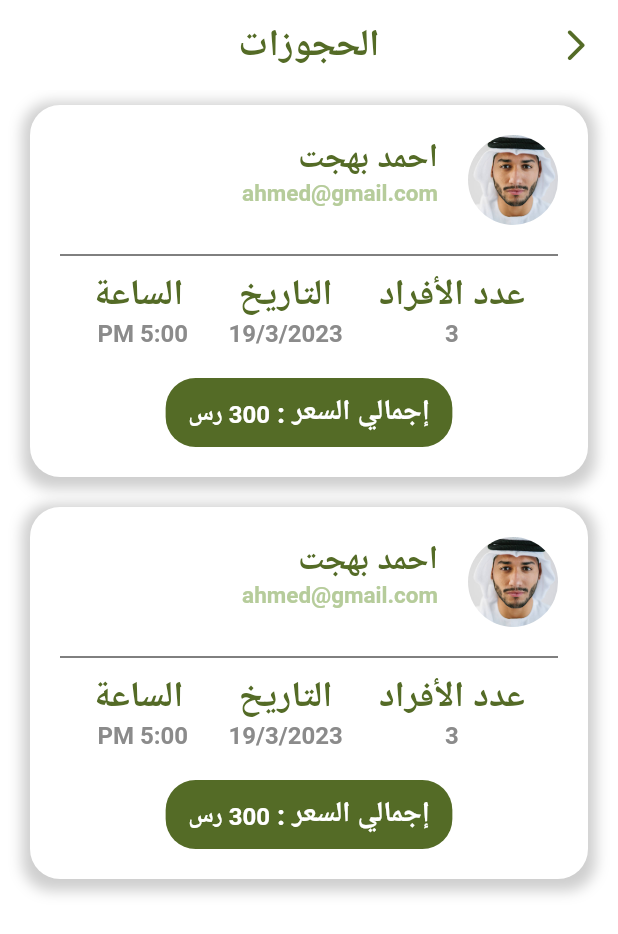
After one commit to EbrahimMShaaban/visit_medina, a Flutter app: the BookingScreen screen opened directly, on a phone screen of 412 x 824 dp. The commit adds this screen. Shown: the top 934 px of the screen. Run offline on Flutter 3.47's test engine with Material 2 defaults, Android fonts, the phone set to English and light mode, and no system bars; our stand-ins replace awesome_dialog, flutter_bloc, flutter_slider_drawer, smooth_page_indicator.

Commit message:
booking screen

```diff
--- /dev/null
+++ b/lib/features/Owner/Home/booking_item.dart
@@ -0,0 +1,191 @@
+import 'package:flutter/material.dart';
+
+import '../../../shared/components/components.dart';
+import '../../../shared/styles/colors.dart';
+import '../../../shared/styles/images.dart';
+import '../../../shared/styles/styles.dart';
+
+class BookingItem extends StatefulWidget {
+  const BookingItem({Key? key}) : super(key: key);
+
+  @override
+  State<BookingItem> createState() => _BookingItemState();
+}
+
+class _BookingItemState extends State<BookingItem> {
+  @override
+  TextEditingController controller = TextEditingController();
+
+  Widget build(BuildContext context) {
+    return Container(
+      width: MediaQuery.of(context).size.width,
+      // height: 400,
+      padding: EdgeInsets.symmetric(vertical: 20, horizontal: 20),
+      margin: EdgeInsets.symmetric(horizontal: 20, vertical: 10),
+      decoration: BoxDecoration(boxShadow: [
+        BoxShadow(
+          color: Colors.grey.withOpacity(0.5),
+          spreadRadius: 5,
+          blurRadius: 7,
+          offset: Offset(0, 3), // changes position of shadow
+        ),
+      ], color: AppColors.white, borderRadius: BorderRadius.circular(20)),
+      child: Column(
+        crossAxisAlignment: CrossAxisAlignment.start,
+        children: [
+          Row(
+            mainAxisAlignment: MainAxisAlignment.start,
+            crossAxisAlignment: CrossAxisAlignment.start,
+            children: [
+              CircleAvatar(
+                radius: 30.0,
+                backgroundImage: AssetImage(AppImages.person),
+                backgroundColor: Colors.transparent,
+              ),
+              SizedBox(
+                width: 20,
+              ),
+              Column(
+                crossAxisAlignment: CrossAxisAlignment.start,
+                children: [
+                  RichText(
+                    text: TextSpan(
+                        //  style: AppTextStyles.analysis_titles,
+                        //    text: "+12%",
+                        children: [
+                          TextSpan(
+                            style: AppTextStyles.bold.copyWith(
+                                color: AppColors.primarycolor, fontSize: 22),
+                            text: "احمد بهجت \n",
+                          ),
+                          TextSpan(
+                              style: AppTextStyles.w600.copyWith(
+                                  color: AppColors.greenlight, fontSize: 15),
+                              text: "ahmed@gmail.com"),
+                        ]),
+                  ),
+                  SizedBox(
+                    height: 10,
+                  ),
+                ],
+              ),
+            ],
+          ),
+          SizedBox(
+            height: 10,
+          ),
+          Divider(height: 20, color: Colors.black),
+          Row(
+            mainAxisAlignment: MainAxisAlignment.spaceEvenly,
+            children: [
+              RichText(
+                textAlign: TextAlign.center,
+                text: TextSpan(
+                  text: "عدد الأفراد  \n",
+                  style: AppTextStyles.bold
+                      .copyWith(color: AppColors.primarycolor, fontSize: 24),
+                  // style: AppTextStyles.w300.apply(
+                  //   color: Colors.black,
+                  // ),
+                  children: <TextSpan>[
+                    TextSpan(
+                      text: "3",
+                      style: AppTextStyles.bold.copyWith(
+                        color: AppColors.greyDark,
+                        fontSize: 16,
+                      ),
+
+                      //  style: AppTextStyles.lrTitles
+                    ),
+                  ],
+                ),
+              ),
+              RichText(
+                textAlign: TextAlign.center,
+                text: TextSpan(
+                  text: "التاريخ   \n",
+                  style: AppTextStyles.bold
+                      .copyWith(color: AppColors.primarycolor, fontSize: 24),
+                  // style: AppTextStyles.w300.apply(
+                  //   color: Colors.black,
+                  // ),
+                  children: <TextSpan>[
+                    TextSpan(
+                      text: "19/3/2023",
+                      style: AppTextStyles.bold.copyWith(
+                        color: AppColors.greyDark,
+                        fontSize: 16,
+                      ),
+
+                      //  style: AppTextStyles.lrTitles
+                    ),
+                  ],
+                ),
+              ),
+              RichText(
+                textAlign: TextAlign.center,
+                text: TextSpan(
+                  text: " الساعة  \n",
+                  style: AppTextStyles.bold
+                      .copyWith(color: AppColors.primarycolor, fontSize: 24),
+                  // style: AppTextStyles.w300.apply(
+                  //   color: Colors.black,
+                  // ),
+                  children: <TextSpan>[
+                    TextSpan(
+                      text: "5:00 PM",
+                      style: AppTextStyles.bold.copyWith(
+                        color: AppColors.greyDark,
+                        fontSize: 16,
+                      ),
+
+                      //  style: AppTextStyles.lrTitles
+                    ),
+                  ],
+                ),
+              ),
+            ],
+          ),
+          SizedBox(
+            height: 20,
+          ),
+          Row(
+            mainAxisAlignment: MainAxisAlignment.center,
+            children: [
+              Container(
+                padding: EdgeInsets.symmetric(vertical: 10,horizontal: 15),
+              //  width: 200,
+              //  height: 100,
+                decoration: BoxDecoration(
+                    color: AppColors.primarycolor,
+                    borderRadius: BorderRadius.circular(20)),
+                child: Center(
+                  child: RichText(
+                    text: TextSpan(
+                      text: "إجمالي السعر : ",
+                      style: AppTextStyles.bold
+                          .copyWith(color: AppColors.white, fontSize: 19),
+                      // style: AppTextStyles.w300.apply(
+                      //   color: Colors.black,
+                      // ),
+                      children: <TextSpan>[
+                        TextSpan(
+                          text:
+                          "300 رس",
+                          style: AppTextStyles.bold
+                              .copyWith(color: AppColors.white, fontSize: 16,),
+
+                          //  style: AppTextStyles.lrTitles
+                        ),
+                      ],
+                    ),
+                  ),
+                ),
+              ),
+            ],
+          )
+        ],
+      ),
+    );
+  }
+}
--- /dev/null
+++ b/lib/features/Owner/Home/bookings.dart
@@ -0,0 +1,33 @@
+import 'package:flutter/material.dart';
+import 'package:visit_medina/features/Home/layout/state.dart';
+import 'package:visit_medina/shared/components/components.dart';
+import 'package:visit_medina/shared/styles/colors.dart';
+import 'package:visit_medina/shared/styles/images.dart';
+import 'package:visit_medina/shared/styles/styles.dart';
+
+import 'booking_item.dart';
+
+class BookingScreen extends StatefulWidget {
+  const BookingScreen({Key? key}) : super(key: key);
+
+  @override
+  State<BookingScreen> createState() => _BookingScreenState();
+}
+
+class _BookingScreenState extends State<BookingScreen> {
+  @override
+  Widget build(BuildContext context) {
+    return Scaffold(
+      appBar: AppBar(
+        title: Text("الحجوزات"),
+      ),
+      body: SafeArea(
+          child: ListView.builder(
+            itemCount: 2,
+            itemBuilder: (context, index) {
+              return BookingItem();
+            },
+          )),
+    );
+  }
+}
--- a/lib/features/Owner/Home/view.dart
+++ b/lib/features/Owner/Home/view.dart
@@ -13,6 +13,7 @@ import '../../../shared/styles/images.dart';
 import '../../registration/regist_screen/view.dart';
 import '../Activities/owneractivity.dart';
 import '../Activities/under processing.dart';
+import 'bookings.dart';
 
 class HomeOwner extends StatelessWidget {
   const HomeOwner({Key? key}) : super(key: key);
@@ -21,7 +22,7 @@ class HomeOwner extends StatelessWidget {
   Widget build(BuildContext context) {
     return Scaffold(
       appBar: AppBar(
-        title: Text("الملف الشخصي (المالك)",
+        title: Text("الصفحة الرئيسية(المالك)",
             style: AppTextStyles.bold
                 .copyWith(fontSize: 25, color: AppColors.green)),
       ),
@@ -96,7 +97,7 @@ class HomeOwner extends StatelessWidget {
                 colortext: AppColors.green,
                 text1: "عرض الحجوزات",
                 onPressed: () {
-                  navigateTo(context, CommentsScreen());
+                  navigateTo(context, BookingScreen());
                 }),
             Expanded(
               child: SizedBox(),
```
Also changed, not shown: pubspec.lock.
